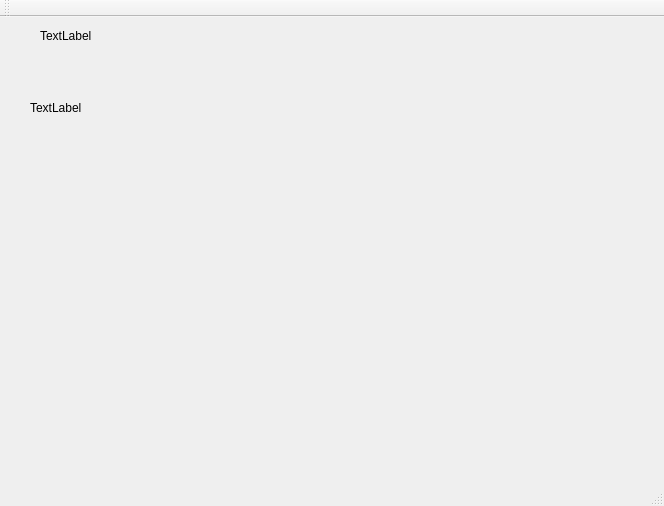
HAURCAORI/Test, file Plotting/mainwindow.ui: the form before one commit.
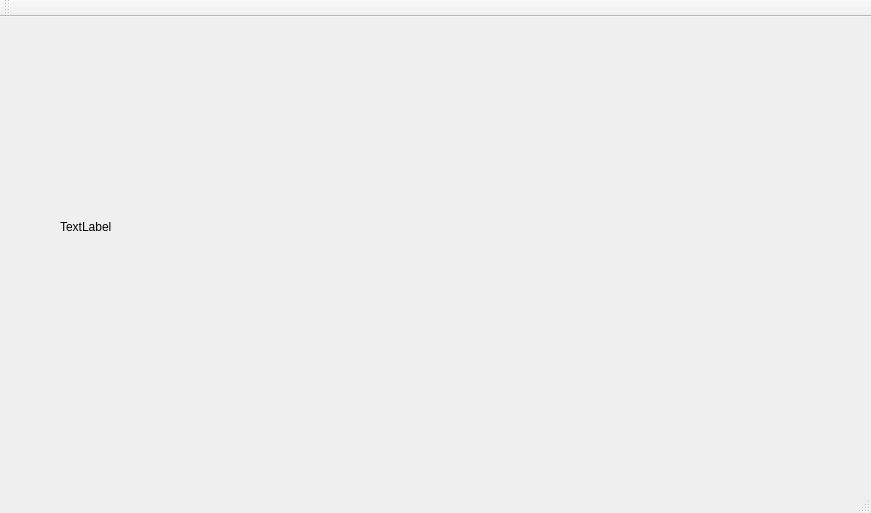
The form after the commit. Custom widgets are drawn as their Qt base class.

```diff
--- a/Plotting/mainwindow.ui
+++ b/Plotting/mainwindow.ui
@@ -6,8 +6,8 @@
    <rect>
     <x>0</x>
     <y>0</y>
-    <width>664</width>
-    <height>506</height>
+    <width>871</width>
+    <height>513</height>
    </rect>
   </property>
   <property name="windowTitle">
@@ -17,12 +17,18 @@
    <widget class="qplot" name="view1">
     <property name="geometry">
      <rect>
-      <x>30</x>
-      <y>40</y>
-      <width>211</width>
-      <height>101</height>
+      <x>60</x>
+      <y>10</y>
+      <width>500</width>
+      <height>400</height>
      </rect>
     </property>
+    <property name="sizePolicy">
+     <sizepolicy hsizetype="Preferred" vsizetype="Preferred">
+      <horstretch>0</horstretch>
+      <verstretch>0</verstretch>
+     </sizepolicy>
+    </property>
     <property name="mouseTracking">
      <bool>true</bool>
     </property>
@@ -30,19 +36,6 @@
      <string>TextLabel</string>
     </property>
    </widget>
-   <widget class="qplot" name="label">
-    <property name="geometry">
-     <rect>
-      <x>40</x>
-      <y>10</y>
-      <width>55</width>
-      <height>18</height>
-     </rect>
-    </property>
-    <property name="text">
-     <string>TextLabel</string>
-    </property>
-   </widget>
   </widget>
   <widget class="QMenuBar" name="menuBar">
    <property name="geometry">
```
Left out of the diff: 2 changed lines with no effect on the pictures.
